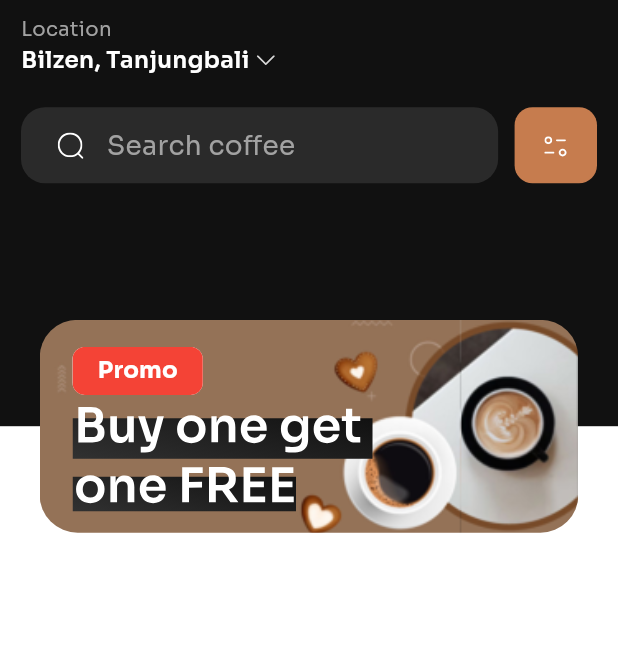
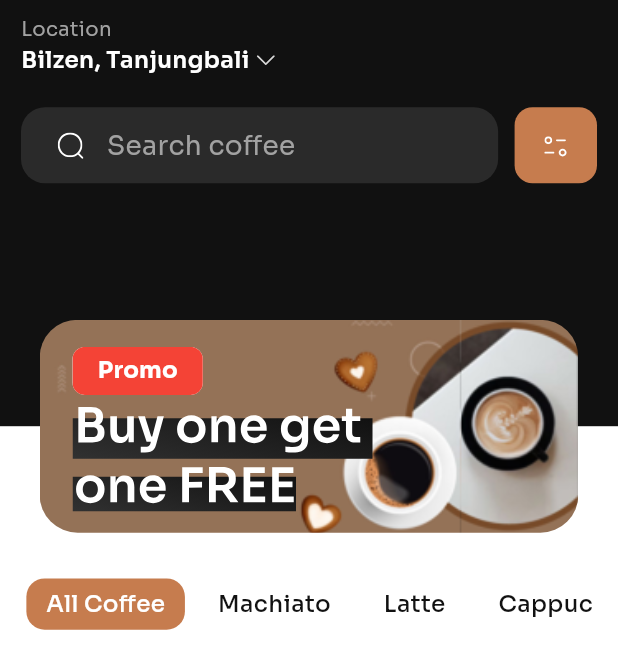
Before and after one commit to ahmdZhran/high_fidelity, a Flutter app: the HomeScreen screen opened by its route, on a phone screen of 412 x 824 dp. Shown: the top 669 px of the screen. Run offline on Flutter 3.47's test engine with Material 3 defaults, Android fonts, the phone set to English and light mode, and no system bars; our stand-ins replace flutter_hooks, flutter_screenutil, flutter_svg.

Commit message:
build tap bar in home screen

```diff
--- a/lib/features/home/presentaion/screens/home_screen.dart
+++ b/lib/features/home/presentaion/screens/home_screen.dart
@@ -1,17 +1,117 @@
 import 'package:flutter/material.dart';
+import 'package:flutter_hooks/flutter_hooks.dart';
+import 'package:flutter_screenutil/flutter_screenutil.dart';
+import 'package:high_fidelity/core/utils/app_colors.dart';
 import 'package:high_fidelity/features/home/presentaion/widgets/banner_widget.dart';
 import 'package:high_fidelity/features/home/presentaion/widgets/head_of_home_screen_widget.dart';
 
-class HomeScreen extends StatelessWidget {
+class HomeScreen extends HookWidget {
   const HomeScreen({super.key});
 
   @override
   Widget build(BuildContext context) {
+    final tabController = useTabController(initialLength: 5);
+    final selectedIndex = useState(0);
+
+    useEffect(() {
+      void listener() {
+        selectedIndex.value = tabController.index;
+      }
+
+      tabController.addListener(listener);
+      return () => tabController.removeListener(listener);
+    }, [tabController]);
+
+    final tabs = ["All Coffee", "Machiato", "Latte", "Cappuccino", "Espresso"];
+
     return Scaffold(
-      body: Stack(
+      body: Column(
         children: [
-          Column(children: [HeadOfHomeScreenWidget()]),
-          BannerWidget(),
+          Stack(
+            children: [
+              Column(
+                children: [HeadOfHomeScreenWidget(), SizedBox(height: 100.h)],
+              ),
+              const BannerWidget(),
+            ],
+          ),
+          Padding(
+            padding: EdgeInsets.symmetric(horizontal: 16.w),
+            child: SingleChildScrollView(
+              scrollDirection: Axis.horizontal,
+              child: Row(
+                children: List.generate(tabs.length, (index) {
+                  final isSelected = selectedIndex.value == index;
+                  return Padding(
+                    padding: EdgeInsets.only(right: 8.w),
+                    child: GestureDetector(
+                      onTap: () {
+                        tabController.animateTo(index);
+                      },
+                      child: AnimatedContainer(
+                        duration: const Duration(milliseconds: 200),
+                        padding: EdgeInsets.symmetric(
+                          horizontal: 12.w,
+                          vertical: 6.h,
+                        ),
+                        decoration: BoxDecoration(
+                          color:
+                              isSelected
+                                  ? AppColors.primaryColor
+                                  : Colors.transparent,
+                          borderRadius: BorderRadius.circular(12.r),
+                        ),
+                        child: Text(
+                          tabs[index],
+                          style: TextStyle(
+                            color:
+                                isSelected ? Colors.white : AppColors.darkColor,
+                            fontSize: 14.sp,
+                            fontWeight: FontWeight.w500,
+                          ),
+                        ),
+                      ),
+                    ),
+                  );
+                }),
+              ),
+            ),
+          ),
+          SizedBox(height: 16.h),
+          Expanded(
+            child: TabBarView(
+              controller: tabController,
+              children: const [
+                Center(
+                  child: Text(
+                    "All Coffee",
+                    style: TextStyle(color: Colors.white),
+                  ),
+                ),
+                Center(
+                  child: Text(
+                    "Machiato",
+                    style: TextStyle(color: Colors.white),
+                  ),
+                ),
+                Center(
+                  child: Text("Latte", style: TextStyle(color: Colors.white)),
+                ),
+                Center(
+                  child: Text(
+                    "Cappuccino",
+                    style: TextStyle(color: Colors.white),
+                  ),
+                ),
+                Center(
+                  child: Text(
+                    "Espresso",
+                    style: TextStyle(color: Colors.white),
+                  ),
+                ),
+              ],
+            ),
+          ),
         ],
       ),
     );
```
